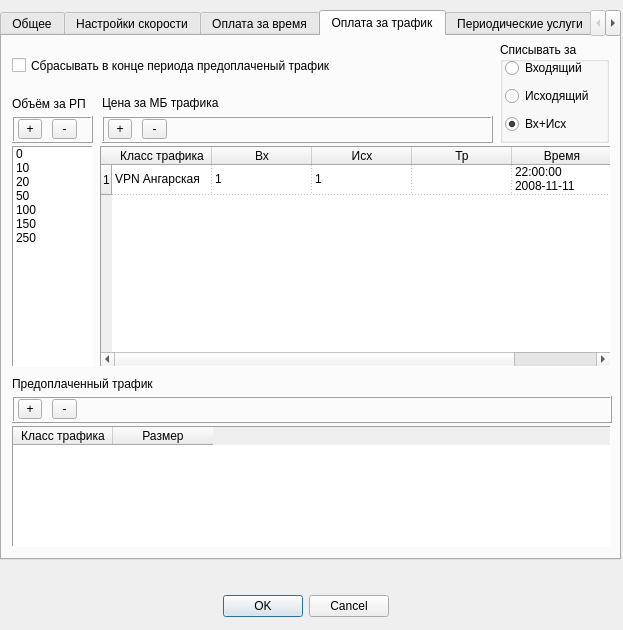
brat002/ExpertBilling, file mdi/tp_edit.ui: the form before one commit.
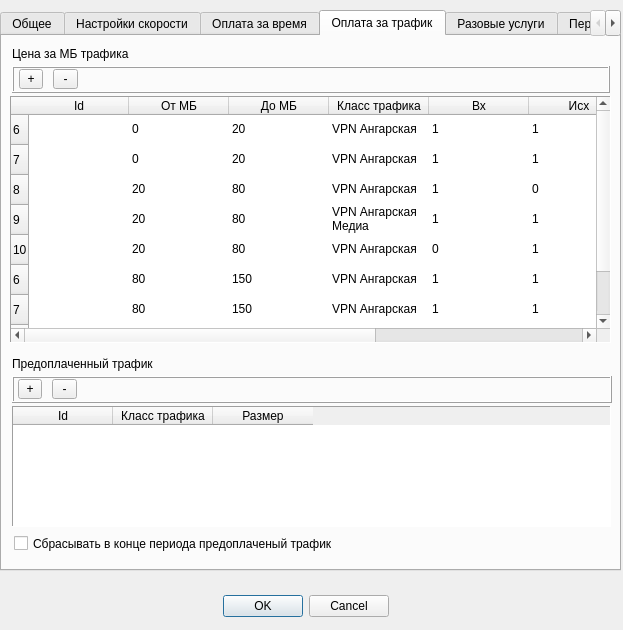
The form after the commit. The open tabs and pages were chosen to show the change.

```diff
--- a/mdi/tp_edit.ui
+++ b/mdi/tp_edit.ui
@@ -37,7 +37,7 @@
      <x>0</x>
      <y>10</y>
      <width>621</width>
-     <height>550</height>
+     <height>561</height>
     </rect>
    </property>
    <property name="tabPosition" >
@@ -759,8 +759,8 @@
     <widget class="QCheckBox" name="reset_traffic_edit" >
      <property name="geometry" >
       <rect>
-       <x>10</x>
-       <y>20</y>
+       <x>12</x>
+       <y>498</y>
        <width>398</width>
        <height>19</height>
       </rect>
@@ -769,110 +769,13 @@
       <string>Сбрасывать в конце периода предоплаченый трафик</string>
      </property>
     </widget>
-    <widget class="QGroupBox" name="transmit_service_groupbox" >
-     <property name="geometry" >
-      <rect>
-       <x>498</x>
-       <y>6</y>
-       <width>109</width>
-       <height>101</height>
-      </rect>
-     </property>
-     <property name="title" >
-      <string>Списывать за</string>
-     </property>
-     <widget class="QWidget" name="layoutWidget" >
-      <property name="geometry" >
-       <rect>
-        <x>5</x>
-        <y>14</y>
-        <width>99</width>
-        <height>83</height>
-       </rect>
-      </property>
-      <layout class="QVBoxLayout" >
-       <item>
-        <widget class="QRadioButton" name="input_radioButton" >
-         <property name="text" >
-          <string>Входящий</string>
-         </property>
-        </widget>
-       </item>
-       <item>
-        <widget class="QRadioButton" name="output_radioButton" >
-         <property name="text" >
-          <string>Исходящий</string>
-         </property>
-        </widget>
-       </item>
-       <item>
-        <widget class="QRadioButton" name="summ_radioButton" >
-         <property name="text" >
-          <string>Вх+Исх</string>
-         </property>
-         <property name="checked" >
-          <bool>true</bool>
-         </property>
-        </widget>
-       </item>
-      </layout>
-     </widget>
-    </widget>
-    <widget class="QListWidget" name="diff_listWidget" >
-     <property name="geometry" >
-      <rect>
-       <x>10</x>
-       <y>110</y>
-       <width>81</width>
-       <height>221</height>
-      </rect>
-     </property>
-     <property name="frameShape" >
-      <enum>QFrame::Panel</enum>
-     </property>
-     <item>
-      <property name="text" >
-       <string>0</string>
-      </property>
-     </item>
-     <item>
-      <property name="text" >
-       <string>10</string>
-      </property>
-     </item>
-     <item>
-      <property name="text" >
-       <string>20</string>
-      </property>
-     </item>
-     <item>
-      <property name="text" >
-       <string>50</string>
-      </property>
-     </item>
-     <item>
-      <property name="text" >
-       <string>100</string>
-      </property>
-     </item>
-     <item>
-      <property name="text" >
-       <string>150</string>
-      </property>
-     </item>
-     <item>
-      <property name="text" >
-       <string>250</string>
-      </property>
-     </item>
-    </widget>
     <widget class="QTableWidget" name="traficcost_tableWidget" >
      <property name="geometry" >
       <rect>
-       <x>98</x>
-       <y>110</y>
-       <width>511</width>
-       <height>221</height>
+       <x>8</x>
+       <y>60</y>
+       <width>601</width>
+       <height>247</height>
       </rect>
      </property>
      <property name="frameShape" >
@@ -891,9 +794,52 @@
       <enum>QAbstractItemView::ScrollPerPixel</enum>
      </property>
      <property name="gridStyle" >
-      <enum>Qt::DotLine</enum>
+      <enum>Qt::NoPen</enum>
      </property>
      <row/>
+     <row/>
+     <row/>
+     <row/>
+     <row>
+      <property name="text" >
+       <string>6</string>
+      </property>
+     </row>
+     <row>
+      <property name="text" >
+       <string>7</string>
+      </property>
+     </row>
+     <row>
+      <property name="text" >
+       <string>8</string>
+      </property>
+     </row>
+     <row>
+      <property name="text" >
+       <string>9</string>
+      </property>
+     </row>
+     <row>
+      <property name="text" >
+       <string>10</string>
+      </property>
+     </row>
+     <column>
+      <property name="text" >
+       <string>Id</string>
+      </property>
+     </column>
+     <column>
+      <property name="text" >
+       <string>От МБ</string>
+      </property>
+     </column>
+     <column>
+      <property name="text" >
+       <string>До МБ</string>
+      </property>
+     </column>
      <column>
       <property name="text" >
        <string>Класс трафика</string>
@@ -924,37 +870,372 @@
        <string>Цена</string>
       </property>
      </column>
-     <item row="0" column="0" >
-      <property name="text" >
-       <string>VPN Ангарская</string>
-      </property>
-     </item>
      <item row="0" column="1" >
       <property name="text" >
-       <string>1</string>
+       <string>0</string>
       </property>
      </item>
      <item row="0" column="2" >
       <property name="text" >
-       <string>1</string>
+       <string>20</string>
+      </property>
+     </item>
+     <item row="0" column="3" >
+      <property name="text" >
+       <string>VPN Ангарская</string>
       </property>
      </item>
      <item row="0" column="4" >
       <property name="text" >
-       <string>22:00:00 2008-11-11</string>
+       <string>1</string>
       </property>
      </item>
      <item row="0" column="5" >
       <property name="text" >
+       <string>1</string>
+      </property>
+     </item>
+     <item row="0" column="6" >
+      <property name="text" >
+       <string>1</string>
+      </property>
+     </item>
+     <item row="0" column="7" >
+      <property name="text" >
+       <string>00:00:00 2008-11-11</string>
+      </property>
+     </item>
+     <item row="0" column="8" >
+      <property name="text" >
        <string>65</string>
       </property>
      </item>
+     <item row="1" column="1" >
+      <property name="text" >
+       <string>0</string>
+      </property>
+     </item>
+     <item row="1" column="2" >
+      <property name="text" >
+       <string>20</string>
+      </property>
+     </item>
+     <item row="1" column="3" >
+      <property name="text" >
+       <string>VPN Ангарская</string>
+      </property>
+     </item>
+     <item row="1" column="4" >
+      <property name="text" >
+       <string>1</string>
+      </property>
+     </item>
+     <item row="1" column="5" >
+      <property name="text" >
+       <string>1</string>
+      </property>
+     </item>
+     <item row="1" column="6" >
+      <property name="text" >
+       <string>1</string>
+      </property>
+     </item>
+     <item row="1" column="7" >
+      <property name="text" >
+       <string>01:00:00 2008-21-11</string>
+      </property>
+     </item>
+     <item row="1" column="8" >
+      <property name="text" >
+       <string>65</string>
+      </property>
+     </item>
+     <item row="2" column="1" >
+      <property name="text" >
+       <string>20</string>
+      </property>
+     </item>
+     <item row="2" column="2" >
+      <property name="text" >
+       <string>80</string>
+      </property>
+     </item>
+     <item row="2" column="3" >
+      <property name="text" >
+       <string>VPN Ангарская</string>
+      </property>
+     </item>
+     <item row="2" column="4" >
+      <property name="text" >
+       <string>1</string>
+      </property>
+     </item>
+     <item row="2" column="5" >
+      <property name="text" >
+       <string>0</string>
+      </property>
+     </item>
+     <item row="2" column="6" >
+      <property name="text" >
+       <string>0</string>
+      </property>
+     </item>
+     <item row="2" column="7" >
+      <property name="text" >
+       <string>22:00:00 2008-11-11</string>
+      </property>
+     </item>
+     <item row="2" column="8" >
+      <property name="text" >
+       <string>40</string>
+      </property>
+     </item>
+     <item row="3" column="1" >
+      <property name="text" >
+       <string>20</string>
+      </property>
+     </item>
+     <item row="3" column="2" >
+      <property name="text" >
+       <string>80</string>
+      </property>
+     </item>
+     <item row="3" column="3" >
+      <property name="text" >
+       <string>VPN Ангарская Медиа</string>
+      </property>
+     </item>
+     <item row="3" column="4" >
+      <property name="text" >
+       <string>1</string>
+      </property>
+     </item>
+     <item row="3" column="5" >
+      <property name="text" >
+       <string>1</string>
+      </property>
+     </item>
+     <item row="3" column="6" >
+      <property name="text" >
+       <string>0</string>
+      </property>
+     </item>
+     <item row="3" column="7" >
+      <property name="text" >
+       <string>22:00:00 2008-11-11</string>
+      </property>
+     </item>
+     <item row="3" column="8" >
+      <property name="text" >
+       <string>40</string>
+      </property>
+     </item>
+     <item row="4" column="1" >
+      <property name="text" >
+       <string>20</string>
+      </property>
+     </item>
+     <item row="4" column="2" >
+      <property name="text" >
+       <string>80</string>
+      </property>
+     </item>
+     <item row="4" column="3" >
+      <property name="text" >
+       <string>VPN Ангарская</string>
+      </property>
+     </item>
+     <item row="4" column="4" >
+      <property name="text" >
+       <string>0</string>
+      </property>
+     </item>
+     <item row="4" column="5" >
+      <property name="text" >
+       <string>1</string>
+      </property>
+     </item>
+     <item row="4" column="6" >
+      <property name="text" >
+       <string>0</string>
+      </property>
+     </item>
+     <item row="4" column="7" >
+      <property name="text" >
+       <string>00:00:00 2008-12-11</string>
+      </property>
+     </item>
+     <item row="4" column="8" >
+      <property name="text" >
+       <string>40</string>
+      </property>
+     </item>
+     <item row="5" column="1" >
+      <property name="text" >
+       <string>80</string>
+      </property>
+     </item>
+     <item row="5" column="2" >
+      <property name="text" >
+       <string>150</string>
+      </property>
+     </item>
+     <item row="5" column="3" >
+      <property name="text" >
+       <string>VPN Ангарская</string>
+      </property>
+     </item>
+     <item row="5" column="4" >
+      <property name="text" >
+       <string>1</string>
+      </property>
+     </item>
+     <item row="5" column="5" >
+      <property name="text" >
+       <string>1</string>
+      </property>
+     </item>
+     <item row="5" column="6" >
+      <property name="text" >
+       <string>1</string>
+      </property>
+     </item>
+     <item row="5" column="7" >
+      <property name="text" >
+       <string>22:00:00 2008-11-11</string>
+      </property>
+     </item>
+     <item row="5" column="8" >
+      <property name="text" >
+       <string>10</string>
+      </property>
+     </item>
+     <item row="6" column="1" >
+      <property name="text" >
+       <string>80</string>
+      </property>
+     </item>
+     <item row="6" column="2" >
+      <property name="text" >
+       <string>150</string>
+      </property>
+     </item>
+     <item row="6" column="3" >
+      <property name="text" >
+       <string>VPN Ангарская</string>
+      </property>
+     </item>
+     <item row="6" column="4" >
+      <property name="text" >
+       <string>1</string>
+      </property>
+     </item>
+     <item row="6" column="5" >
+      <property name="text" >
+       <string>1</string>
+      </property>
+     </item>
+     <item row="6" column="6" >
+      <property name="text" >
+       <string>1</string>
+      </property>
+     </item>
+     <item row="6" column="7" >
+      <property name="text" >
+       <string>22:00:00 2008-11-11</string>
+      </property>
+     </item>
+     <item row="6" column="8" >
+      <property name="text" >
+       <string>5</string>
+      </property>
+     </item>
+     <item row="7" column="1" >
+      <property name="text" >
+       <string>150</string>
+      </property>
+     </item>
+     <item row="7" column="2" >
+      <property name="text" >
+       <string>0</string>
+      </property>
+     </item>
+     <item row="7" column="3" >
+      <property name="text" >
+       <string>VPN Ангарская</string>
+      </property>
+     </item>
+     <item row="7" column="4" >
+      <property name="text" >
+       <string>1</string>
+      </property>
+     </item>
+     <item row="7" column="5" >
+      <property name="text" >
+       <string>0</string>
+      </property>
+     </item>
+     <item row="7" column="6" >
+      <property name="text" >
+       <string>0</string>
+      </property>
+     </item>
+     <item row="7" column="7" >
+      <property name="text" >
+       <string>22:00:00 2008-11-11</string>
+      </property>
+     </item>
+     <item row="7" column="8" >
+      <property name="text" >
+       <string>5</string>
+      </property>
+     </item>
+     <item row="8" column="1" >
+      <property name="text" >
+       <string>150</string>
+      </property>
+     </item>
+     <item row="8" column="2" >
+      <property name="text" >
+       <string>0</string>
+      </property>
+     </item>
+     <item row="8" column="3" >
+      <property name="text" >
+       <string>VPN Ангарская</string>
+      </property>
+     </item>
+     <item row="8" column="4" >
+      <property name="text" >
+       <string>1</string>
+      </property>
+     </item>
+     <item row="8" column="5" >
+      <property name="text" >
+       <string>0</string>
+      </property>
+     </item>
+     <item row="8" column="6" >
+      <property name="text" >
+       <string>0</string>
+      </property>
+     </item>
+     <item row="8" column="7" >
+      <property name="text" >
+       <string>22:00:00 2008-11-11</string>
+      </property>
+     </item>
+     <item row="8" column="8" >
+      <property name="text" >
+       <string>5</string>
+      </property>
+     </item>
     </widget>
     <widget class="QLabel" name="trafficcost_label" >
      <property name="geometry" >
       <rect>
-       <x>100</x>
-       <y>59</y>
+       <x>10</x>
+       <y>10</y>
        <width>161</width>
        <height>16</height>
       </rect>
@@ -963,54 +1244,12 @@
       <string>Цена за МБ трафика</string>
      </property>
     </widget>
-    <widget class="QFrame" name="frame_5" >
-     <property name="geometry" >
-      <rect>
-       <x>100</x>
-       <y>80</y>
-       <width>391</width>
-       <height>27</height>
-      </rect>
-     </property>
-     <property name="frameShape" >
-      <enum>QFrame::Box</enum>
-     </property>
-     <property name="frameShadow" >
-      <enum>QFrame::Raised</enum>
-     </property>
-     <widget class="QToolButton" name="delete_time_button_3" >
-      <property name="geometry" >
-       <rect>
-        <x>40</x>
-        <y>3</y>
-        <width>25</width>
-        <height>20</height>
-       </rect>
-      </property>
-      <property name="text" >
-       <string>-</string>
-      </property>
-     </widget>
-     <widget class="QToolButton" name="add_time_button_3" >
-      <property name="geometry" >
-       <rect>
-        <x>6</x>
-        <y>3</y>
-        <width>24</width>
-        <height>20</height>
-       </rect>
-      </property>
-      <property name="text" >
-       <string>+</string>
-      </property>
-     </widget>
-    </widget>
-    <widget class="QFrame" name="traffic_dif_panel" >
+    <widget class="QFrame" name="traffic_cost_panel" >
      <property name="geometry" >
       <rect>
        <x>10</x>
-       <y>80</y>
-       <width>81</width>
+       <y>30</y>
+       <width>598</width>
        <height>27</height>
       </rect>
      </property>
@@ -1020,10 +1259,10 @@
      <property name="frameShadow" >
       <enum>QFrame::Raised</enum>
      </property>
-     <widget class="QToolButton" name="delete_time_button_4" >
+     <widget class="QToolButton" name="del_traffic_cost_button" >
       <property name="geometry" >
        <rect>
-        <x>40</x>
+        <x>41</x>
         <y>3</y>
         <width>25</width>
         <height>20</height>
@@ -1033,10 +1272,10 @@
        <string>-</string>
       </property>
      </widget>
-     <widget class="QToolButton" name="add_time_button_4" >
+     <widget class="QToolButton" name="add_traffic_cost_button" >
       <property name="geometry" >
        <rect>
-        <x>6</x>
+        <x>7</x>
         <y>3</y>
         <width>24</width>
         <height>20</height>
@@ -1051,7 +1290,7 @@
      <property name="geometry" >
       <rect>
        <x>10</x>
-       <y>390</y>
+       <y>370</y>
        <width>599</width>
        <height>121</height>
       </rect>
@@ -1074,6 +1313,11 @@
      <property name="gridStyle" >
       <enum>Qt::DotLine</enum>
      </property>
+     <column>
+      <property name="text" >
+       <string>Id</string>
+      </property>
+     </column>
      <column>
       <property name="text" >
        <string>Класс трафика</string>
@@ -1089,7 +1333,7 @@
      <property name="geometry" >
       <rect>
        <x>10</x>
-       <y>340</y>
+       <y>320</y>
        <width>203</width>
        <height>16</height>
       </rect>
@@ -1102,7 +1346,7 @@
      <property name="geometry" >
       <rect>
        <x>10</x>
-       <y>360</y>
+       <y>340</y>
        <width>600</width>
        <height>27</height>
       </rect>
@@ -1140,17 +1384,22 @@
       </property>
      </widget>
     </widget>
-    <widget class="QLabel" name="diff_label" >
+   </widget>
+   <widget class="QWidget" name="tab_6" >
+    <attribute name="title" >
+     <string>Разовые услуги</string>
+    </attribute>
+    <widget class="QTableWidget" name="onetime_tableWidget" >
      <property name="geometry" >
       <rect>
        <x>10</x>
-       <y>60</y>
-       <width>81</width>
-       <height>16</height>
+       <y>40</y>
+       <width>597</width>
+       <height>486</height>
       </rect>
      </property>
-     <property name="text" >
-      <string>Объём за РП</string>
+     <property name="frameShape" >
+      <enum>QFrame::Panel</enum>
      </property>
     </widget>
    </widget>
@@ -1249,91 +1498,6 @@
      </widget>
     </widget>
    </widget>
-   <widget class="QWidget" name="tab_6" >
-    <attribute name="title" >
-     <string>Разовые услуги</string>
-    </attribute>
-    <widget class="QTableWidget" name="onetime_tableWidget" >
-     <property name="geometry" >
-      <rect>
-       <x>10</x>
-       <y>40</y>
-       <width>597</width>
-       <height>471</height>
-      </rect>
-     </property>
-     <property name="frameShape" >
-      <enum>QFrame::Panel</enum>
-     </property>
-     <property name="selectionMode" >
-      <enum>QAbstractItemView::SingleSelection</enum>
-     </property>
-     <property name="selectionBehavior" >
-      <enum>QAbstractItemView::SelectRows</enum>
-     </property>
-     <property name="verticalScrollMode" >
-      <enum>QAbstractItemView::ScrollPerPixel</enum>
-     </property>
-     <property name="horizontalScrollMode" >
-      <enum>QAbstractItemView::ScrollPerPixel</enum>
-     </property>
-     <property name="gridStyle" >
-      <enum>Qt::DotLine</enum>
-     </property>
-     <column>
-      <property name="text" >
-       <string>Название</string>
-      </property>
-     </column>
-     <column>
-      <property name="text" >
-       <string>Стоимость</string>
-      </property>
-     </column>
-    </widget>
-    <widget class="QFrame" name="onetime_panel" >
-     <property name="geometry" >
-      <rect>
-       <x>10</x>
-       <y>10</y>
-       <width>596</width>
-       <height>27</height>
-      </rect>
-     </property>
-     <property name="frameShape" >
-      <enum>QFrame::Box</enum>
-     </property>
-     <property name="frameShadow" >
-      <enum>QFrame::Raised</enum>
-     </property>
-     <widget class="QToolButton" name="del_onetime_button" >
-      <property name="geometry" >
-       <rect>
-        <x>40</x>
-        <y>3</y>
-        <width>25</width>
-        <height>20</height>
-       </rect>
-      </property>
-      <property name="text" >
-       <string>-</string>
-      </property>
-     </widget>
-     <widget class="QToolButton" name="add_onetime_button" >
-      <property name="geometry" >
-       <rect>
-        <x>6</x>
-        <y>3</y>
-        <width>24</width>
-        <height>20</height>
-       </rect>
-      </property>
-      <property name="text" >
-       <string>+</string>
-      </property>
-     </widget>
-    </widget>
-   </widget>
    <widget class="QWidget" name="tab_7" >
     <attribute name="title" >
      <string>Лимиты</string>
```
Left out of the diff: 358 changed lines with no effect on the pictures.
